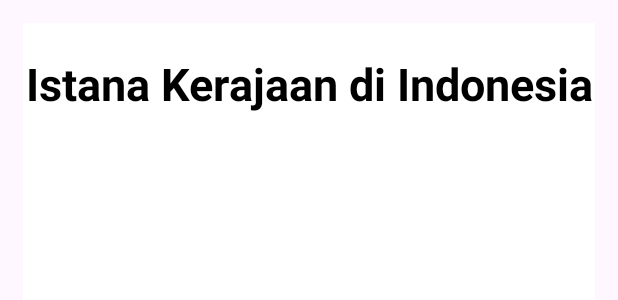
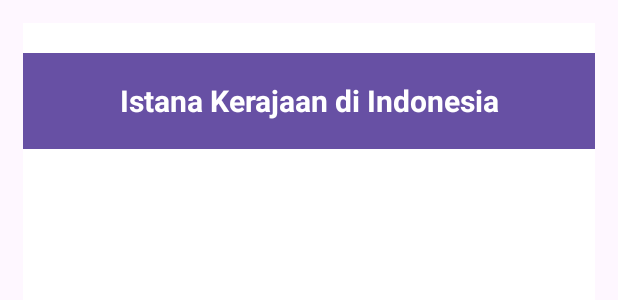
Before and after one commit to agustinafasak/MCProjekAgustina6, an Android app: the layout activity_main.xml on its own in the app's theme, with its tools: preview values and no code run, on a phone screen of 412 x 824 dp. Shown: the top 300 px of the screen. Run offline under Robolectric (Android 15) with nearby library versions, the phone set to English and light mode, and no system bars.

```diff
--- /dev/null
+++ b/app/src/main/res/drawable/ic_logout.xml
@@ -0,0 +1,5 @@
+<vector xmlns:android="http://schemas.android.com/apk/res/android" android:autoMirrored="true" android:height="24dp" android:tint="#000000" android:viewportHeight="24" android:viewportWidth="24" android:width="24dp">
+
+    <path android:fillColor="@android:color/white" android:pathData="M17,7l-1.41,1.41L18.17,11H8v2h10.17l-2.58,2.58L17,17l5,-5zM4,5h8V3H4c-1.1,0 -2,0.9 -2,2v14c0,1.1 0.9,2 2,2h8v-2H4V5z"/>
+
+</vector>
--- a/app/src/main/res/layout/activity_main.xml
+++ b/app/src/main/res/layout/activity_main.xml
@@ -10,17 +10,26 @@
     android:layout_margin="15dp"
     tools:context=".MainActivity">
 
-    <TextView
-        android:id="@+id/textview"
+    <androidx.appcompat.widget.Toolbar
+        android:id="@+id/toolbar"
         android:layout_width="match_parent"
-        android:layout_height="wrap_content"
-        android:text="Istana Kerajaan di Indonesia"
-        android:textAlignment="center"
-        android:layout_marginTop="20dp"
-        android:textSize="30sp"
-        android:textColor="@color/black"
-        android:textStyle="bold"
-        />
+        android:layout_height="?attr/actionBarSize"
+        android:background="?attr/colorPrimary"
+        android:theme="@style/ThemeOverlay.AppCompat.ActionBar"
+        app:popupTheme="@style/ThemeOverlay.AppCompat.Light"
+        android:layout_marginTop="20dp">
+
+        <TextView
+            android:id="@+id/textview"
+            android:layout_width="wrap_content"
+            android:layout_height="wrap_content"
+            android:text="Istana Kerajaan di Indonesia"
+            android:textAlignment="center"
+            android:textSize="20sp"
+            android:textColor="@android:color/white"
+            android:layout_gravity="center"
+            android:textStyle="bold" />
+    </androidx.appcompat.widget.Toolbar>
 
     <ProgressBar
         android:id="@+id/myDataLoaderProgressBar"
```
Also changed, not shown: app/src/main/java/com/example/mcprojekagustina/MainActivity.kt (+34 -0 lines), app/src/main/res/menu/option_menu.xml (added, +11 -0 lines).
